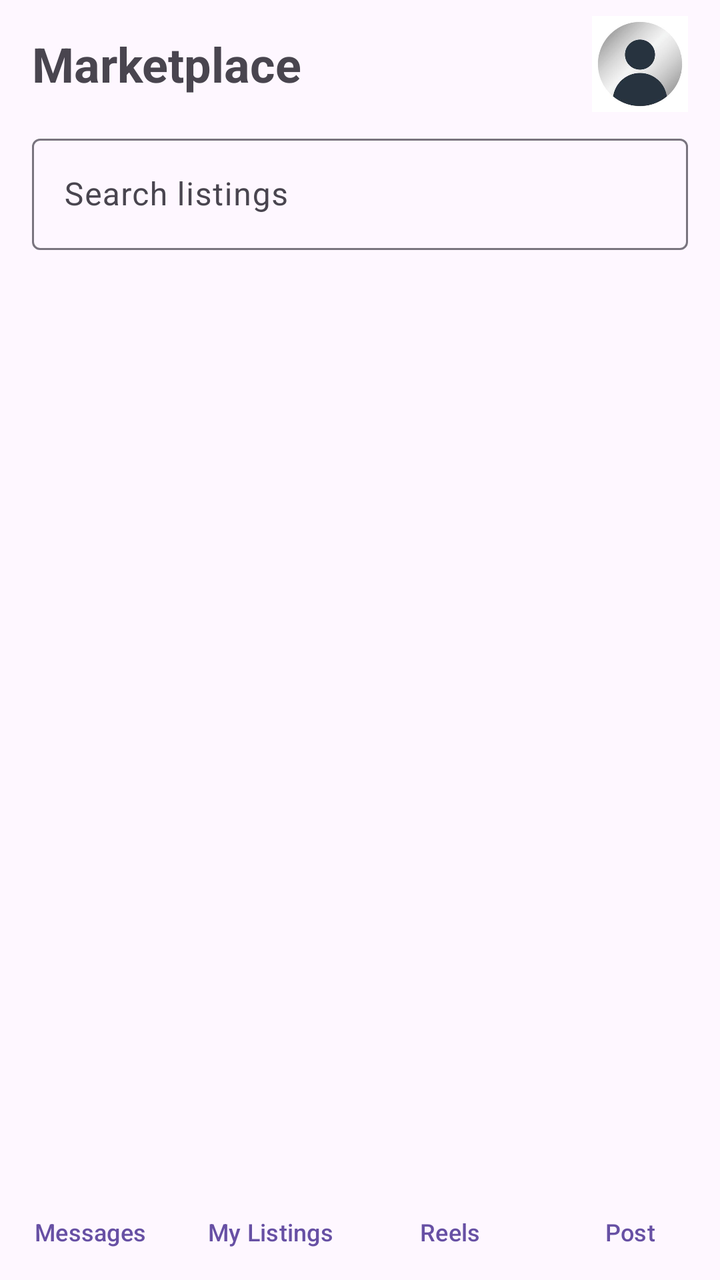
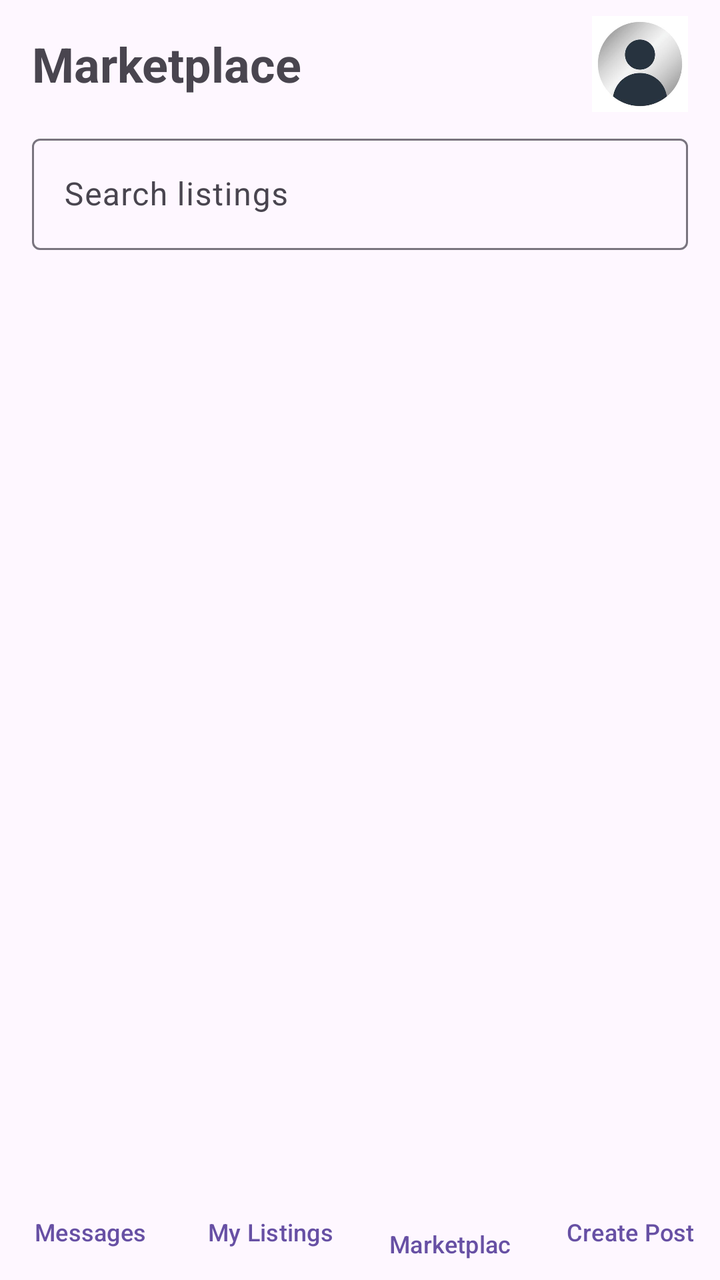

Compare the two renders of this Android layout. The source of the first and the diff that turns it into the second are given below.
<!-- AndroidManifest.xml: application theme Theme.SOFE4640UFinalProject -->
<!-- res/layout/activity_homepage.xml -->
<?xml version="1.0" encoding="utf-8"?>
<LinearLayout xmlns:android="http://schemas.android.com/apk/res/android"
    xmlns:tools="http://schemas.android.com/tools"
    android:id="@+id/main"
    android:layout_width="match_parent"
    android:layout_height="match_parent"
    android:orientation="vertical"
    tools:context=".Homepage">

    <LinearLayout
        android:layout_width="match_parent"
        android:layout_height="wrap_content"
        android:gravity="center_vertical"
        android:orientation="horizontal"
        android:paddingHorizontal="16dp"
        android:paddingVertical="8dp">

        <TextView
            android:layout_width="0dp"
            android:layout_height="wrap_content"
            android:layout_weight="1"
            android:text="Marketplace"
            android:textSize="24sp"
            android:textStyle="bold" />

        <ImageButton
            android:id="@+id/profileButton"
            android:layout_width="48dp"
            android:layout_height="48dp"
            android:background="@null"
            android:contentDescription="Profile"
            android:scaleType="fitCenter"
            android:src="@drawable/profile" />
    </LinearLayout>

    <com.google.android.material.textfield.TextInputLayout
        style="@style/Widget.Material3.TextInputLayout.OutlinedBox"
        android:layout_width="match_parent"
        android:layout_height="wrap_content"
        android:layout_marginHorizontal="16dp"
        android:hint="Search listings">

        <com.google.android.material.textfield.TextInputEditText
            android:id="@+id/etSearch"
            android:layout_width="match_parent"
            android:layout_height="wrap_content"
            android:inputType="text"
            android:maxLines="1" />
    </com.google.android.material.textfield.TextInputLayout>

    <androidx.recyclerview.widget.RecyclerView
        android:id="@+id/rvListings"
        android:layout_width="match_parent"
        android:layout_height="0dp"
        android:layout_weight="1"
        android:paddingTop="8dp" />

    <LinearLayout
        android:layout_width="match_parent"
        android:layout_height="wrap_content"
        android:orientation="horizontal">

        <Button
            android:id="@+id/btnMessages"
            style="@style/Widget.Material3.Button.TextButton"
            android:layout_width="0dp"
            android:layout_height="wrap_content"
            android:layout_weight="1"
            android:maxLines="1"
            android:text="Messages"
            android:textSize="12sp" />

        <Button
            android:id="@+id/btnMyListings"
            style="@style/Widget.Material3.Button.TextButton"
            android:layout_width="0dp"
            android:layout_height="wrap_content"
            android:layout_weight="1"
            android:maxLines="1"
            android:text="My Listings"
            android:textSize="12sp" />

        <Button
            android:id="@+id/btnReels"
            style="@style/Widget.Material3.Button.TextButton"
            android:layout_width="0dp"
            android:layout_height="wrap_content"
            android:layout_weight="1"
            android:maxLines="1"
            android:text="Reels"
            android:textSize="12sp" />

        <Button
            android:id="@+id/btnPost"
            style="@style/Widget.Material3.Button.TextButton"
            android:layout_width="0dp"
            android:layout_height="wrap_content"
            android:layout_weight="1"
            android:maxLines="1"
            android:text="Post"
            android:textSize="12sp" />
    </LinearLayout>
</LinearLayout>
<!-- resources referenced by this layout -->
<resources>
  <!-- drawable profile: jpg bitmap (drawable, 5847 bytes) -->
  <style name="Theme.SOFE4640UFinalProject" parent="Base.Theme.SOFE4640UFinalProject" />
  <style name="Base.Theme.SOFE4640UFinalProject" parent="Theme.Material3.DayNight.NoActionBar">
          
          
      </style>
</resources>

<!-- the commit's change to res/layout/activity_homepage.xml (unified diff, before → after) -->
@@ -81,13 +81,13 @@
             android:textSize="12sp" />
 
         <Button
-            android:id="@+id/btnReels"
+            android:id="@+id/btnHome"
             style="@style/Widget.Material3.Button.TextButton"
             android:layout_width="0dp"
             android:layout_height="wrap_content"
             android:layout_weight="1"
             android:maxLines="1"
-            android:text="Reels"
+            android:text="Marketplace"
             android:textSize="12sp" />
 
         <Button
@@ -97,7 +97,7 @@
             android:layout_height="wrap_content"
             android:layout_weight="1"
             android:maxLines="1"
-            android:text="Post"
+            android:text="Create Post"
             android:textSize="12sp" />
     </LinearLayout>
 </LinearLayout>
